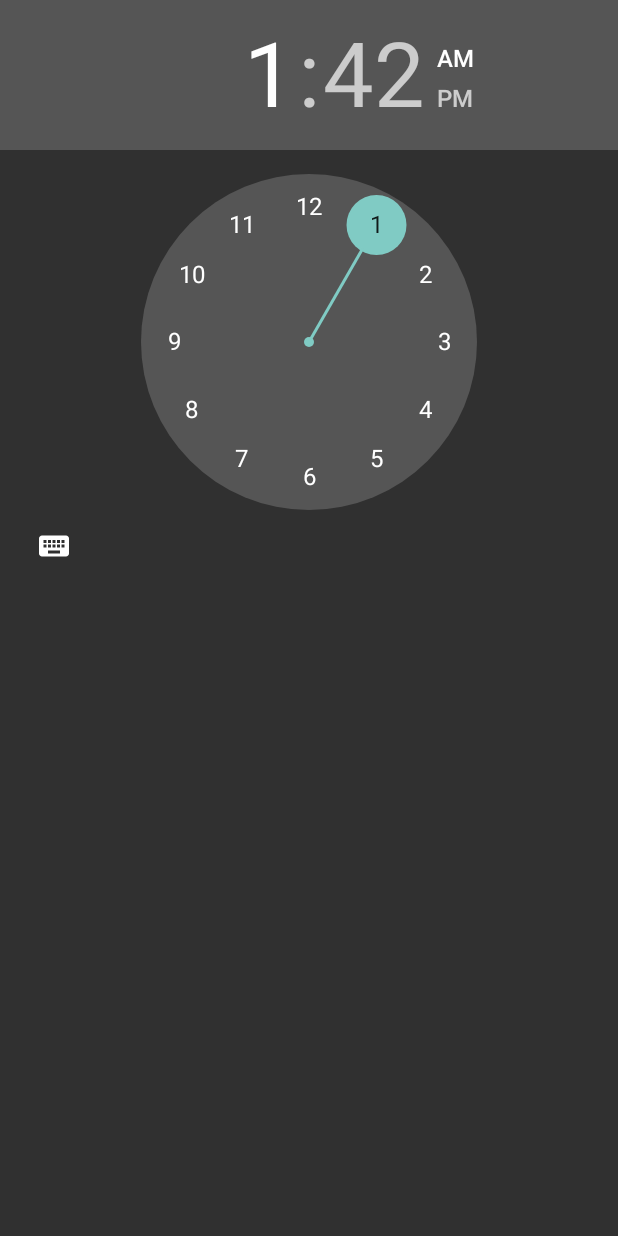
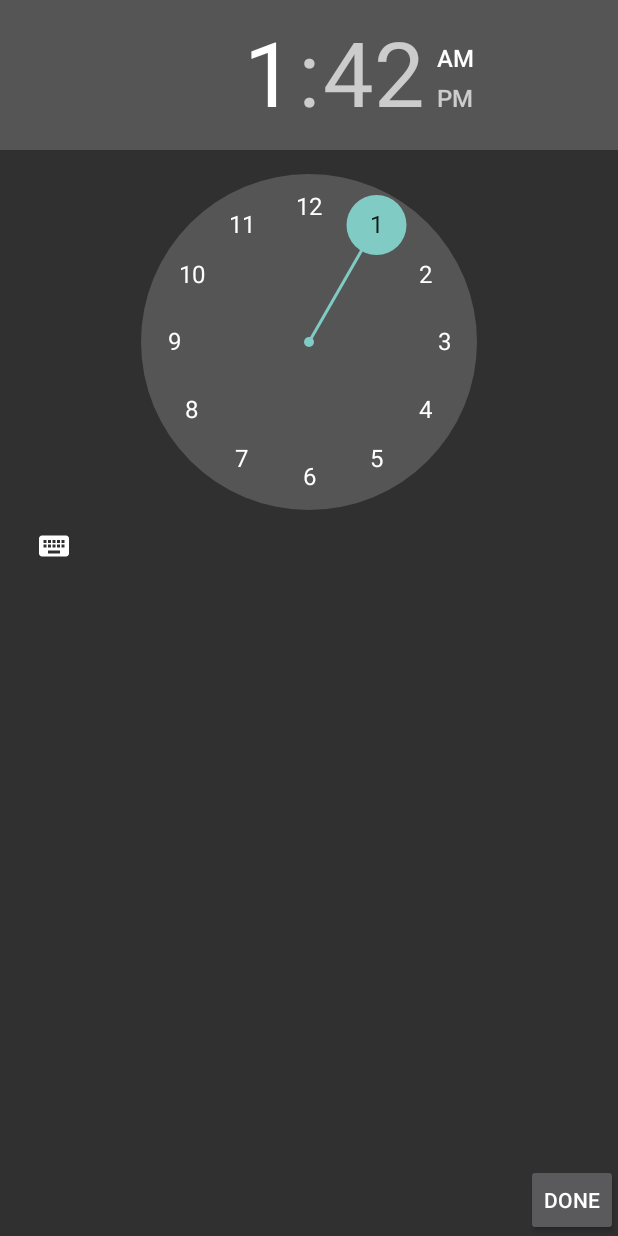
Before and after one commit to DavidPagels/HCIPrototype, an Android app: the layout time_picker.xml on its own in the app's theme, with its tools: preview values and no code run, on a phone screen of 412 x 824 dp. Run offline under Robolectric (Android 15) with nearby library versions, the phone set to English and light mode, and no system bars.

```diff
--- a/app/src/main/res/layout/time_picker.xml
+++ b/app/src/main/res/layout/time_picker.xml
@@ -13,4 +13,14 @@
         android:layout_centerHorizontal="true">
     </TimePicker>
 
+    <Button
+        style="?android:attr/buttonStyleSmall"
+        android:layout_width="wrap_content"
+        android:layout_height="wrap_content"
+        android:text="Done"
+        android:id="@+id/saveTime"
+        android:layout_alignParentBottom="true"
+        android:layout_alignRight="@+id/timePicker1"
+        android:layout_alignEnd="@+id/timePicker1" />
+
 </RelativeLayout>
```
Also changed, not shown: app/src/main/java/com/example/david/hciprototype/NewActivity.java (+50 -2 lines).
